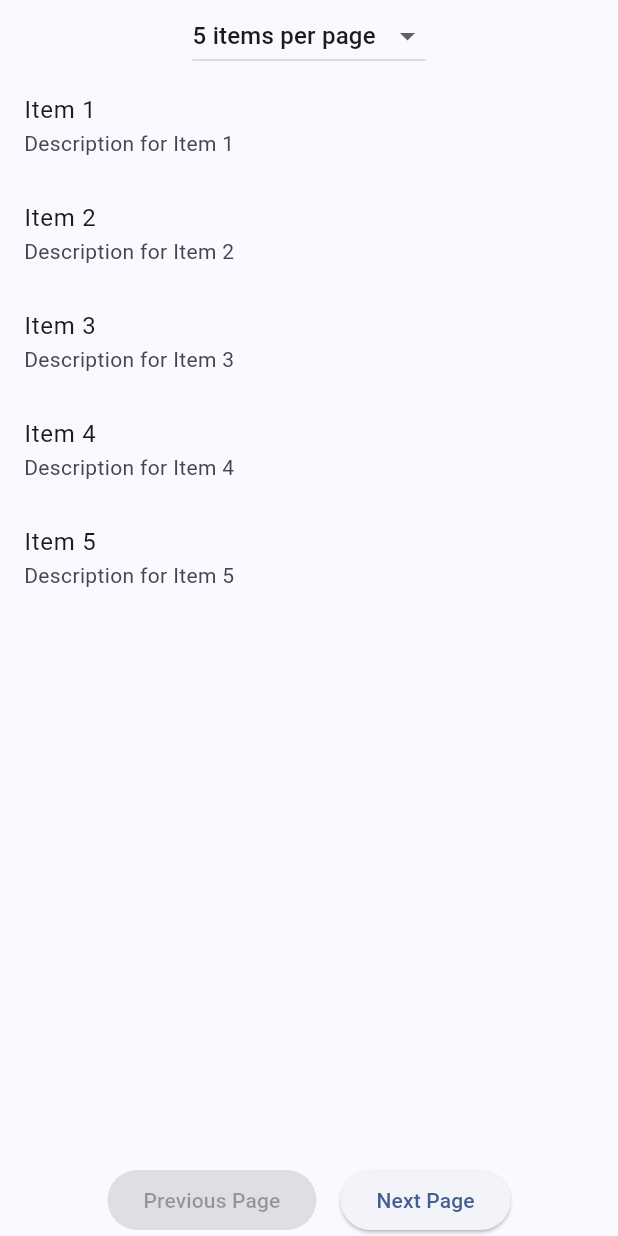
After one commit to dimad2602/FlutterCourse, a Flutter app: the screen it shows after launch, after a tap on "PaginationListPage", on a phone screen of 412 x 824 dp. The commit adds this screen. Run offline on Flutter 3.47's test engine with Material 3 defaults, Android fonts, the phone set to English and light mode, and no system bars; our stand-ins replace bloc, flutter_bloc, freezed_annotation.

Commit message:
pr 34 pr 35 and update pr 37

```diff
--- a/lib/domain/blocs/list_search/list_event.dart
+++ b/lib/domain/blocs/list_search/list_event.dart
@@ -1,5 +1,3 @@
-import '../../../models/item_model/item.dart';
-
 abstract class ListEvent {}
 
 class Initialize extends ListEvent {}
--- /dev/null
+++ b/lib/domain/blocs/pagination_list/pagination_list_bloc.dart
@@ -0,0 +1,47 @@
+
+import 'package:flutter_bloc/flutter_bloc.dart';
+
+import '../../repositories/multi_page_list_repo.dart';
+import 'pagination_list_event.dart';
+import 'pagination_list_state.dart';
+
+class PaginationListBloc extends Bloc<PaginationListEvent, PaginationListState> {
+  final IListRepository _repository;
+  PaginationListBloc(this._repository) : super(InitialState()) {
+    on<Initialize>((event, emit) async {
+      emit(LoadingState([]));
+
+      final listItems = await _repository.fetchPage(page: event.pageNumber, count: event.itemCount);
+
+      if (listItems.isNotEmpty) {
+        emit(PaginationListDataState(listItems, event.pageNumber, event.itemCount));
+      } else {
+        emit(FailureState([], 'List is empty'));
+      }
+    });
+
+    on<ChangePage>((event, emit) async {
+      emit(LoadingState([]));
+
+      try {
+        final items = await _repository.fetchPage(
+          page: event.pageNumber, count: event.itemCount);
+            emit(PaginationListDataState(items,  event.pageNumber, event.itemCount));
+      } catch (error) {
+        emit(FailureState([], 'Search failed: $error'));
+      }
+    });
+
+    on<ChangeCountOfElements>((event, emit) async {
+      emit(LoadingState([]));
+
+      try {
+        final items = await _repository.fetchPage(
+          page: 0, count: event.itemCount);
+            emit(PaginationListDataState(items,  event.pageNumber, event.itemCount));
+      } catch (error) {
+        emit(FailureState([], 'Search failed: $error'));
+      }
+    });
+  }
+}
--- /dev/null
+++ b/lib/domain/blocs/pagination_list/pagination_list_event.dart
@@ -0,0 +1,22 @@
+abstract class PaginationListEvent {}
+
+class Initialize extends PaginationListEvent {
+  final int pageNumber;
+  final int itemCount;
+
+  Initialize(this.pageNumber, this.itemCount);
+}
+
+class ChangePage extends PaginationListEvent {
+  final int pageNumber;
+  final int itemCount;
+
+  ChangePage(this.pageNumber, this.itemCount);
+}
+
+class ChangeCountOfElements extends PaginationListEvent {
+  final int pageNumber;
+  final int itemCount;
+
+  ChangeCountOfElements(this.pageNumber, this.itemCount);
+}
--- /dev/null
+++ b/lib/domain/blocs/pagination_list/pagination_list_state.dart
@@ -0,0 +1,31 @@
+import '../../../models/item_model/item.dart';
+
+abstract class PaginationListState {}
+
+class InitialState extends PaginationListState {}
+
+class PaginationListDataState extends PaginationListState {
+  final List<Item> items;
+  final int currentPage;
+  final int itemsPerPage;
+
+  PaginationListDataState(this.items, this.currentPage, this.itemsPerPage);
+}
+
+class LoadingNewPageState extends PaginationListState {
+  final List<Item> previosItems;
+  final List<Item> currentItems;
+  LoadingNewPageState(this.previosItems, this.currentItems);
+}
+
+class LoadingState extends PaginationListState {
+  final List<Item> items;
+  LoadingState(this.items);
+}
+
+class FailureState extends PaginationListState {
+  final List<Item> items;
+  final String errorText;
+
+  FailureState(this.items, this.errorText);
+}
--- a/lib/pages/first_page.dart
+++ b/lib/pages/first_page.dart
@@ -75,6 +75,18 @@ class FirstPage extends StatelessWidget {
                 color: Colors.white,
               ),
             ),
+            ElevatedButton(
+              style: ElevatedButton.styleFrom(
+                backgroundColor: const Color(0xff6750a4),
+              ),
+              onPressed: () {
+                Navigator.of(context).pushNamed('/PaginationListPage');
+              },
+              child: const BigText(
+                text: "PaginationListPage",
+                color: Colors.white,
+              ),
+            ),
           ],
         ),
       ),
--- /dev/null
+++ b/lib/pages/pagination_list_page.dart
@@ -0,0 +1,120 @@
+import 'package:curse_app_1/domain/blocs/pagination_list/pagination_list_bloc.dart';
+import 'package:curse_app_1/domain/blocs/pagination_list/pagination_list_event.dart';
+import 'package:flutter/material.dart';
+import 'package:flutter_bloc/flutter_bloc.dart';
+
+import '../domain/blocs/pagination_list/pagination_list_state.dart';
+import '../domain/repositories/multi_page_list_repo.dart';
+import '../models/item_model/item.dart';
+
+class PaginationListPage extends StatelessWidget {
+  const PaginationListPage({super.key});
+
+  @override
+  Widget build(BuildContext context) {
+    return MultiBlocProvider(
+        providers: [
+          BlocProvider(
+            create: (context) => PaginationListBloc(MultiPageListRepo()),
+          ),
+        ],
+        child: Scaffold(
+          body: BlocBuilder<PaginationListBloc, PaginationListState>(
+            builder: (context, state) {
+              if (state is InitialState) {
+                //BlocProvider.of<PaginationListBloc>(context).add(Initialize());
+                context.read<PaginationListBloc>().add(Initialize(0, 5));
+                return circularProgressIndicatorUI();
+              } else if (state is PaginationListDataState) {
+                return buildCompleteUI(context, state.items, state.currentPage,
+                    state.itemsPerPage);
+              } else if (state is LoadingState) {
+                return circularProgressIndicatorUI();
+              } else if (state is FailureState) {
+                return Text(state.errorText);
+              } else {
+                return const Center(
+                  child: Text('Состояние'),
+                );
+              }
+            },
+          ),
+        ));
+  }
+}
+
+Widget circularProgressIndicatorUI() {
+  return const Center(
+    child: CircularProgressIndicator(),
+  );
+}
+
+Widget buildCompleteUI(
+  BuildContext context,
+  List<Item>? listItems,
+  int currentPage,
+  int itemsPerPage,
+) {
+  //int itemsPerPage = 5;
+  return listItems == null
+      ? const CircularProgressIndicator()
+      : Column(
+          children: [
+            // Выбор количества элементов на странице
+            DropdownButton<int>(
+              value: itemsPerPage,
+              onChanged: (value) {
+                context.read<PaginationListBloc>().add(
+                      ChangeCountOfElements(
+                        0,
+                        value!,
+                      ),
+                    );
+              },
+              items: [5, 10, 15, 20].map<DropdownMenuItem<int>>((int value) {
+                return DropdownMenuItem<int>(
+                  value: value,
+                  child: Text('$value items per page'),
+                );
+              }).toList(),
+            ),
+            // Список элементов
+            Expanded(
+              child: ListView.builder(
+                itemCount: listItems.length,
+                itemBuilder: (context, index) {
+                  return ListTile(
+                    title: Text(listItems[index].name),
+                    subtitle: Text(listItems[index].description),
+                  );
+                },
+              ),
+            ),
+            // Пагинация
+            Row(
+              mainAxisAlignment: MainAxisAlignment.center,
+              children: [
+                ElevatedButton(
+                  onPressed: currentPage > 0
+                      ? () {
+                          context.read<PaginationListBloc>().add(
+                                ChangePage(currentPage - 1, itemsPerPage),
+                              );
+                        }
+                      : null,
+                  child: const Text('Previous Page'),
+                ),
+                const SizedBox(width: 16),
+                ElevatedButton(
+                  onPressed: () {
+                    context.read<PaginationListBloc>().add(
+                          ChangePage(currentPage + 1, itemsPerPage),
+                        );
+                  },
+                  child: const Text('Next Page'),
+                ),
+              ],
+            ),
+          ],
+        );
+}
--- a/lib/routes.dart
+++ b/lib/routes.dart
@@ -12,6 +12,7 @@ import 'pages/first_page.dart';
 import 'pages/list_without_freezed.dart';
 import 'pages/login_page.dart';
 import 'pages/multi_page_list_page.dart';
+import 'pages/pagination_list_page.dart';
 
 final Map<String, Widget Function(BuildContext context)> routes = {
   '/': (BuildContext context) => const FirstPage(),
@@ -25,5 +26,6 @@ final Map<String, Widget Function(BuildContext context)> routes = {
         child: ListSearchPage(),
       ),
   '/ListWithOutFreezedPage': (BuildContext context) => ListWithOutFreezedPage(),
-  '/MultiPageListPage': (BuildContext context) => MultiPageListPage(),
+  '/MultiPageListPage': (BuildContext context) => const MultiPageListPage(),
+  '/PaginationListPage': (BuildContext context) => const PaginationListPage(),
 };
```
Also changed, not shown: lib/domain/blocs/multi_page_list/bloc/multi_page_list_bloc.dart (+26 -9 lines), lib/pages/multi_page_list_page.dart (+8 -8 lines).
